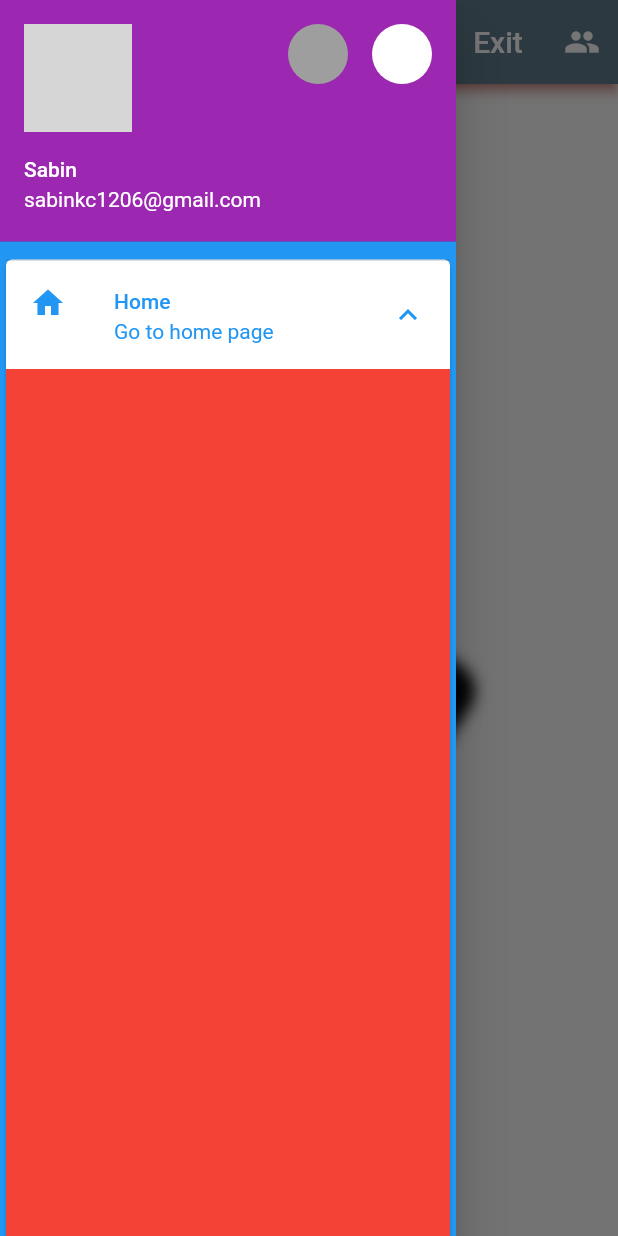
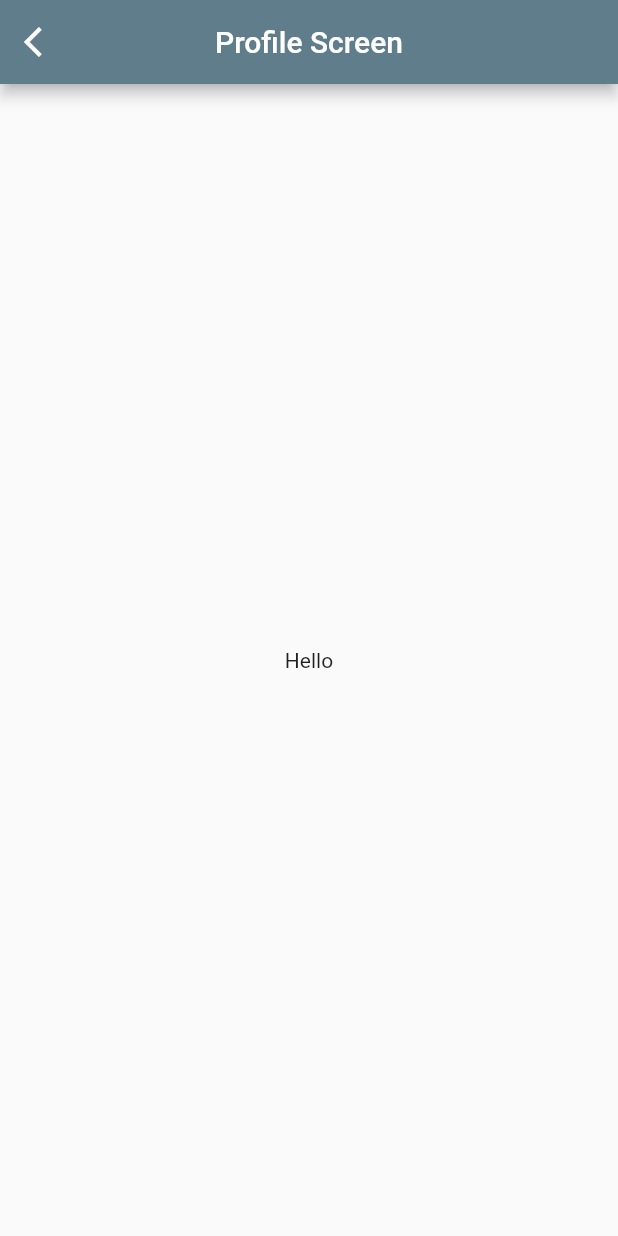
Before and after one commit to Sabinkc/flutter_extraclass_project, a Flutter app: the screen it shows after launch, after a tap on the "menu" icon, after a tap on "Home", on a phone screen of 412 x 824 dp. Run offline on Flutter 3.47's test engine with Material 2 defaults, Android fonts, the phone set to English and light mode, and no system bars; missing offline and left inert: dart:html; network calls fail; grey boxes are pictures that could not be loaded.

Commit message:
adeed profiel screen

```diff
--- a/lib/main.dart
+++ b/lib/main.dart
@@ -3,6 +3,7 @@ import 'dart:html';
 import 'package:flutter/gestures.dart';
 import 'package:flutter/material.dart';
 import 'package:my_app/screens/dashboard.dart';
+import 'package:my_app/screens/profile.dart';
 
 void main(List<String> args) {
   runApp(MyApplication());
--- a/lib/screens/dashboard.dart
+++ b/lib/screens/dashboard.dart
@@ -1,8 +1,10 @@
 import 'dart:html';
 
+import 'package:flutter/cupertino.dart';
 import 'package:flutter/material.dart';
 import 'package:flutter/src/widgets/container.dart';
 import 'package:flutter/src/widgets/framework.dart';
+import 'package:my_app/screens/profile.dart';
 
 class DashBoardScreen extends StatelessWidget {
   const DashBoardScreen({super.key});
@@ -65,11 +67,24 @@ class DashBoardScreen extends StatelessWidget {
                 ],
               ),
               Card(
+                child: ListTile(
+                  leading: Icon(Icons.home),
+                  trailing: Icon(Icons.arrow_back_ios),
+                  title: Text("Home"),
+                  onTap: () {
+                    Navigator.push(context,
+                        CupertinoPageRoute(builder: (context) {
+                      return ProfileScreen();
+                    }));
+                  },
+                ),
+              ),
+              Card(
                 child: ExpansionTile(
-                  leading: Icon(Icons.home),
+                  leading: Icon(Icons.settings),
                   // trailing: Icon(Icons.arrow_back_ios),
-                  title: Text("Home"),
-                  subtitle: Text("Go to home page"),
+                  title: Text("Settings"),
+                  subtitle: Text("Go to settings page"),
                   children: [
                     Container(
                       color: Colors.red,
@@ -78,13 +93,7 @@ class DashBoardScreen extends StatelessWidget {
                   ],
                 ),
               ),
-              Card(
-                child: ListTile(
-                  leading: Icon(Icons.settings),
-                  trailing: Icon(Icons.arrow_back_ios),
-                  title: Text("Settings"),
-                ),
-              ),
+
               // Divider(
               //   height: 1,
               // ),
--- /dev/null
+++ b/lib/screens/profile.dart
@@ -0,0 +1,29 @@
+import 'package:flutter/material.dart';
+import 'package:flutter/src/widgets/container.dart';
+import 'package:flutter/src/widgets/framework.dart';
+
+class ProfileScreen extends StatelessWidget {
+  const ProfileScreen({super.key});
+
+  @override
+  Widget build(BuildContext context) {
+    return Scaffold(
+      appBar: AppBar(
+        leading: IconButton(
+            onPressed: () {
+              Navigator.pop(context);
+            },
+            icon: Icon(Icons.arrow_back_ios)),
+        centerTitle: true,
+        title: Text(
+          "Profile Screen",
+          style: TextStyle(
+            color: Colors.white,
+          ),
+        ),
+        backgroundColor: Colors.blueGrey,
+      ),
+      body: Center(child: Text("Hello")),
+    );
+  }
+}
```
Also changed, not shown: lib/screens/about_screen.dart (added, +12 -0 lines), lib/screens/notification_screen.dart (added, +12 -0 lines).
